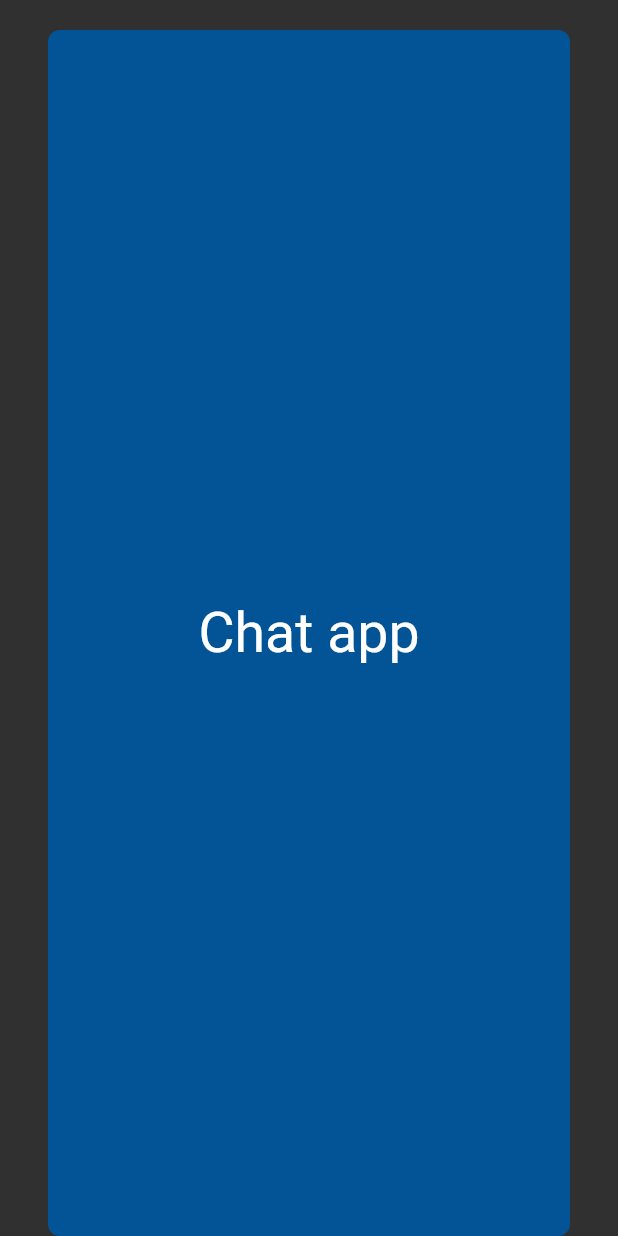
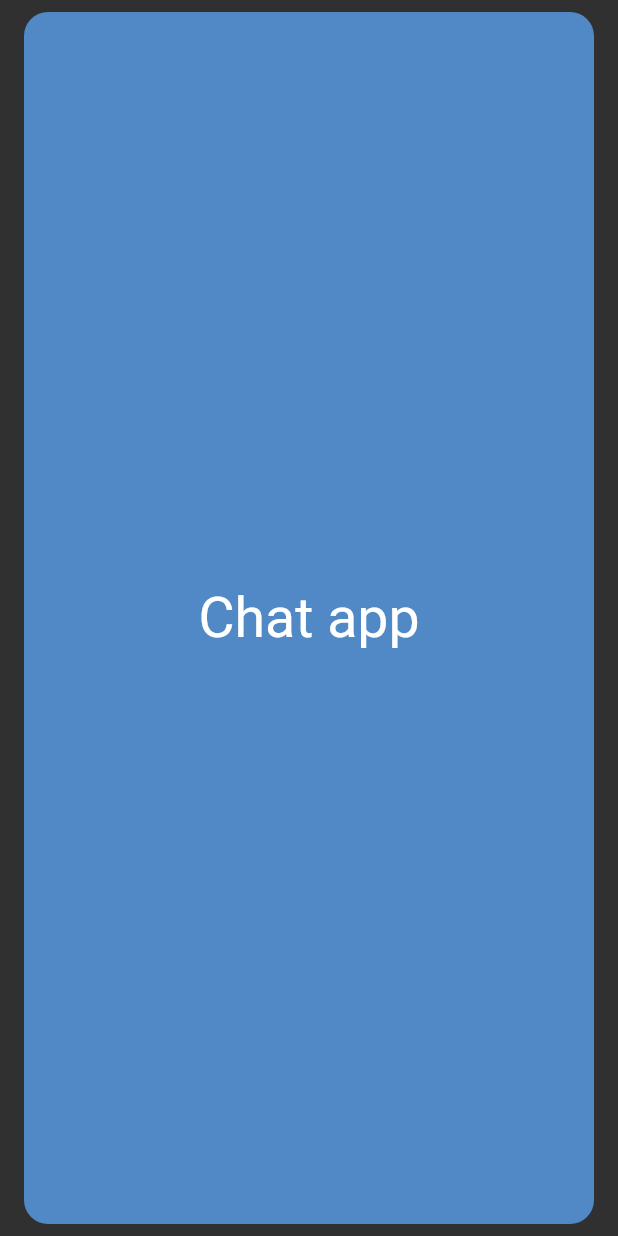
Before and after one commit to AmrEl-basuony/portfolio, a Flutter app: the CustomFlipCard widget shown alone on an empty page, opened directly, on a phone screen of 412 x 824 dp. Run offline on Flutter 3.47's test engine with Material 2 defaults, Android fonts, the phone set to English and light mode, and no system bars; drawn by our look-alikes of flip_card; our stand-ins replace animated_text_kit, fluttertoast, font_awesome_flutter; missing offline and left inert: dart:html.

Commit message:
pre_launch

```diff
--- a/lib/screens/work_screen.dart
+++ b/lib/screens/work_screen.dart
@@ -8,9 +8,12 @@ class WorkScreen extends StatelessWidget {
 
   @override
   Widget build(BuildContext context) {
+    Size size = MediaQuery.of(context).size;
     return GridView(
-      gridDelegate:
-          const SliverGridDelegateWithFixedCrossAxisCount(crossAxisCount: 2),
+      gridDelegate: SliverGridDelegateWithFixedCrossAxisCount(
+        crossAxisCount: 2,
+        mainAxisExtent: size.height / 3,
+      ),
       children: [
         CustomFlipCard("Chat app",
             "A chat app like skype with text, audio and video chat, built using firebase"),
--- a/lib/widgets/custom_card.dart
+++ b/lib/widgets/custom_card.dart
@@ -2,23 +2,23 @@ import 'package:flutter/material.dart';
 import 'package:portfolio/utility/constants.dart';
 
 class CustomCard extends StatelessWidget {
-  List<Widget> widgetList = [];
-  CustomCard(this.widgetList);
+  Widget widget;
+  CustomCard(this.widget);
 
   @override
   Widget build(BuildContext context) {
     return Card(
       elevation: 0.0,
-      margin: const EdgeInsets.fromLTRB(32.0, 20.0, 32.0, 0.0),
+      margin: const EdgeInsets.fromLTRB(16.0, 8.0, 16.0, 8.0),
       color: Colors.transparent,
       child: Container(
         decoration: BoxDecoration(
-          color: Constants().darkBlue,
-          borderRadius: const BorderRadius.all(Radius.circular(8.0)),
+          color: Constants().blue,
+          borderRadius: const BorderRadius.all(Radius.circular(16.0)),
         ),
-        child: Column(
-          mainAxisAlignment: MainAxisAlignment.center,
-          children: widgetList,
+        child: Padding(
+          padding: const EdgeInsets.all(8.0),
+          child: Center(child: widget),
         ),
       ),
     );
--- a/lib/widgets/custom_flip_card.dart
+++ b/lib/widgets/custom_flip_card.dart
@@ -26,9 +26,7 @@ class CustomFlipCard extends StatelessWidget {
           flipCardController.toggleCard();
         },
         child: CustomCard(
-          [
-            Text(projectName, style: Constants().subHeader),
-          ],
+          Text(projectName, style: Constants().subHeader),
         ),
       ),
       back: MouseRegion(
@@ -36,9 +34,7 @@ class CustomFlipCard extends StatelessWidget {
           flipCardController.toggleCard();
         },
         child: CustomCard(
-          [
-            Text(projectDiscreption, style: Constants().paragraph),
-          ],
+          Text(projectDiscreption, style: Constants().paragraph),
         ),
       ),
     );
```
